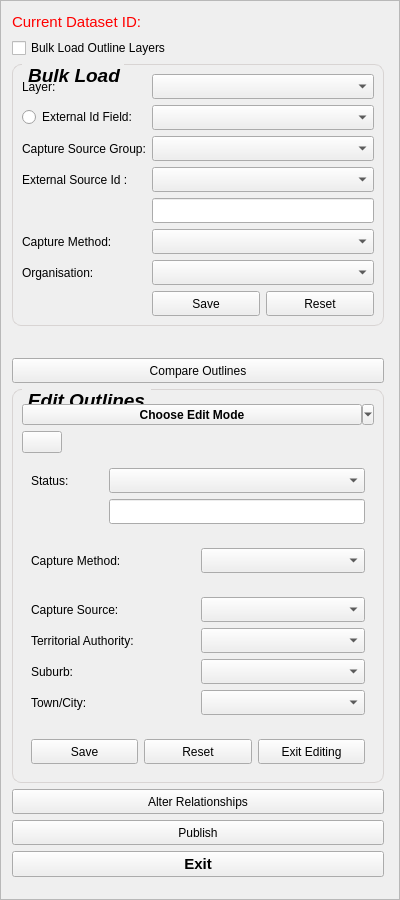
linz/nz-buildings, file buildings/gui/bulk_load.ui: the form before one commit.
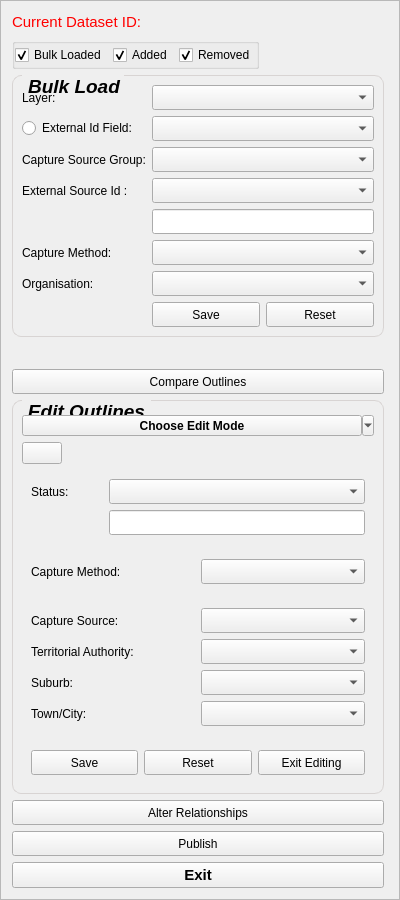
The form after the commit. Custom widgets are drawn as their Qt base class.

Commit message:
bulk load category checkboxes
allow user to turn on and off categories of the bulk loaded layer

Patch:
```diff
--- a/buildings/gui/bulk_load.ui
+++ b/buildings/gui/bulk_load.ui
@@ -79,7 +79,7 @@
         <x>0</x>
         <y>0</y>
         <width>377</width>
-        <height>971</height>
+        <height>989</height>
        </rect>
       </property>
       <property name="sizePolicy">
@@ -133,10 +133,69 @@
         </layout>
        </item>
        <item>
-        <widget class="QCheckBox" name="cb_bulk_load">
-         <property name="text">
-          <string>Bulk Load Outline Layers</string>
+        <widget class="QGroupBox" name="grpb_layers">
+         <property name="enabled">
+          <bool>true</bool>
          </property>
+         <property name="sizePolicy">
+          <sizepolicy hsizetype="Fixed" vsizetype="Fixed">
+           <horstretch>0</horstretch>
+           <verstretch>0</verstretch>
+          </sizepolicy>
+         </property>
+         <property name="maximumSize">
+          <size>
+           <width>16777215</width>
+           <height>50</height>
+          </size>
+         </property>
+         <property name="autoFillBackground">
+          <bool>false</bool>
+         </property>
+         <property name="title">
+          <string/>
+         </property>
+         <property name="alignment">
+          <set>Qt::AlignBottom|Qt::AlignRight|Qt::AlignTrailing</set>
+         </property>
+         <layout class="QHBoxLayout" name="horizontalLayout_3">
+          <property name="spacing">
+           <number>6</number>
+          </property>
+          <property name="margin">
+           <number>0</number>
+          </property>
+          <item>
+           <widget class="QCheckBox" name="cb_bulk_load">
+            <property name="text">
+             <string>Bulk Loaded</string>
+            </property>
+            <property name="checked">
+             <bool>true</bool>
+            </property>
+           </widget>
+          </item>
+          <item>
+           <widget class="QCheckBox" name="cb_added">
+            <property name="text">
+             <string>Added</string>
+            </property>
+            <property name="checked">
+             <bool>true</bool>
+            </property>
+           </widget>
+          </item>
+          <item>
+           <widget class="QCheckBox" name="cb_removed">
+            <property name="text">
+             <string>Removed</string>
+            </property>
+            <property name="checked">
+             <bool>true</bool>
+            </property>
+           </widget>
+          </item>
+         </layout>
         </widget>
        </item>
        <item>
@@ -179,144 +238,7 @@
           <bool>false</bool>
          </property>
          <layout class="QGridLayout" name="gridLayout_3">
-          <item row="0" column="1">
-           <widget class="QgsMapLayerComboBox" name="ml_outlines_layer">
-            <property name="minimumSize">
-             <size>
-              <width>0</width>
-              <height>25</height>
-             </size>
-            </property>
-            <property name="maximumSize">
-             <size>
-              <width>245</width>
-              <height>16777215</height>
-             </size>
-            </property>
-           </widget>
-          </item>
-          <item row="10" column="0">
-           <widget class="QLabel" name="lb_capture_method">
-            <property name="text">
-             <string>Capture Method:</string>
-            </property>
-           </widget>
-          </item>
-          <item row="4" column="1">
-           <widget class="QComboBox" name="cmb_external_id">
-            <property name="minimumSize">
-             <size>
-              <width>0</width>
-              <height>25</height>
-             </size>
-            </property>
-            <property name="maximumSize">
-             <size>
-              <width>245</width>
-              <height>16777215</height>
-             </size>
-            </property>
-           </widget>
-          </item>
-          <item row="4" column="0">
-           <widget class="QLabel" name="lb_external_id_2">
-            <property name="text">
-             <string>External Source Id :</string>
-            </property>
-           </widget>
-          </item>
-          <item row="11" column="0">
-           <widget class="QLabel" name="lb_organisation">
-            <property name="text">
-             <string>Organisation:</string>
-            </property>
-           </widget>
-          </item>
-          <item row="3" column="0">
-           <widget class="QLabel" name="lb_capture_src_grp">
-            <property name="text">
-             <string>Capture Source Group:</string>
-            </property>
-           </widget>
-          </item>
-          <item row="3" column="1">
-           <widget class="QComboBox" name="cmb_capture_src_grp">
-            <property name="sizePolicy">
-             <sizepolicy hsizetype="Preferred" vsizetype="Fixed">
-              <horstretch>0</horstretch>
-              <verstretch>0</verstretch>
-             </sizepolicy>
-            </property>
-            <property name="minimumSize">
-             <size>
-              <width>0</width>
-              <height>25</height>
-             </size>
-            </property>
-            <property name="maximumSize">
-             <size>
-              <width>245</width>
-              <height>16777215</height>
-             </size>
-            </property>
-           </widget>
-          </item>
-          <item row="10" column="1">
-           <widget class="QComboBox" name="cmb_capture_method">
-            <property name="minimumSize">
-             <size>
-              <width>0</width>
-              <height>25</height>
-             </size>
-            </property>
-            <property name="maximumSize">
-             <size>
-              <width>245</width>
-              <height>16777215</height>
-             </size>
-            </property>
-           </widget>
-          </item>
-          <item row="11" column="1">
-           <widget class="QComboBox" name="cmb_organisation">
-            <property name="minimumSize">
-             <size>
-              <width>0</width>
-              <height>25</height>
-             </size>
-            </property>
-            <property name="maximumSize">
-             <size>
-              <width>245</width>
-              <height>16777215</height>
-             </size>
-            </property>
-           </widget>
-          </item>
-          <item row="5" column="1">
-           <widget class="QLineEdit" name="le_data_description">
-            <property name="minimumSize">
-             <size>
-              <width>0</width>
-              <height>25</height>
-             </size>
-            </property>
-            <property name="maximumSize">
-             <size>
-              <width>245</width>
-              <height>16777215</height>
-             </size>
-            </property>
-           </widget>
-          </item>
-          <item row="2" column="0">
-           <widget class="QRadioButton" name="rad_external_id">
-            <property name="text">
-             <string>External Id Field:</string>
-            </property>
-           </widget>
-          </item>
-          <item row="15" column="1">
+          <item row="16" column="1">
            <layout class="QHBoxLayout" name="hzly_1">
             <item>
              <widget class="QPushButton" name="btn_bl_save">
@@ -364,14 +286,96 @@
             </item>
            </layout>
           </item>
-          <item row="0" column="0">
+          <item row="12" column="1">
+           <widget class="QComboBox" name="cmb_organisation">
+            <property name="minimumSize">
+             <size>
+              <width>0</width>
+              <height>25</height>
+             </size>
+            </property>
+            <property name="maximumSize">
+             <size>
+              <width>245</width>
+              <height>16777215</height>
+             </size>
+            </property>
+           </widget>
+          </item>
+          <item row="12" column="0">
+           <widget class="QLabel" name="lb_organisation">
+            <property name="text">
+             <string>Organisation:</string>
+            </property>
+           </widget>
+          </item>
+          <item row="4" column="1">
+           <widget class="QComboBox" name="cmb_capture_src_grp">
+            <property name="sizePolicy">
+             <sizepolicy hsizetype="Preferred" vsizetype="Fixed">
+              <horstretch>0</horstretch>
+              <verstretch>0</verstretch>
+             </sizepolicy>
+            </property>
+            <property name="minimumSize">
+             <size>
+              <width>0</width>
+              <height>25</height>
+             </size>
+            </property>
+            <property name="maximumSize">
+             <size>
+              <width>245</width>
+              <height>16777215</height>
+             </size>
+            </property>
+           </widget>
+          </item>
+          <item row="3" column="0">
+           <widget class="QRadioButton" name="rad_external_id">
+            <property name="text">
+             <string>External Id Field:</string>
+            </property>
+           </widget>
+          </item>
+          <item row="1" column="0">
            <widget class="QLabel" name="lb_outlines">
             <property name="text">
              <string>Layer:</string>
             </property>
            </widget>
           </item>
-          <item row="2" column="1">
+          <item row="1" column="1">
+           <widget class="QgsMapLayerComboBox" name="ml_outlines_layer">
+            <property name="minimumSize">
+             <size>
+              <width>0</width>
+              <height>25</height>
+             </size>
+            </property>
+            <property name="maximumSize">
+             <size>
+              <width>245</width>
+              <height>16777215</height>
+             </size>
+            </property>
+           </widget>
+          </item>
+          <item row="4" column="0">
+           <widget class="QLabel" name="lb_capture_src_grp">
+            <property name="text">
+             <string>Capture Source Group:</string>
+            </property>
+           </widget>
+          </item>
+          <item row="11" column="0">
+           <widget class="QLabel" name="lb_capture_method">
+            <property name="text">
+             <string>Capture Method:</string>
+            </property>
+           </widget>
+          </item>
+          <item row="3" column="1">
            <widget class="QgsFieldComboBox" name="fcb_external_id">
             <property name="minimumSize">
              <size>
@@ -387,6 +391,61 @@
             </property>
            </widget>
           </item>
+          <item row="6" column="1">
+           <widget class="QLineEdit" name="le_data_description">
+            <property name="minimumSize">
+             <size>
+              <width>0</width>
+              <height>25</height>
+             </size>
+            </property>
+            <property name="maximumSize">
+             <size>
+              <width>245</width>
+              <height>16777215</height>
+             </size>
+            </property>
+           </widget>
+          </item>
+          <item row="11" column="1">
+           <widget class="QComboBox" name="cmb_capture_method">
+            <property name="minimumSize">
+             <size>
+              <width>0</width>
+              <height>25</height>
+             </size>
+            </property>
+            <property name="maximumSize">
+             <size>
+              <width>245</width>
+              <height>16777215</height>
+             </size>
+            </property>
+           </widget>
+          </item>
+          <item row="5" column="0">
+           <widget class="QLabel" name="lb_external_id_2">
+            <property name="text">
+             <string>External Source Id :</string>
+            </property>
+           </widget>
+          </item>
+          <item row="5" column="1">
+           <widget class="QComboBox" name="cmb_external_id">
+            <property name="minimumSize">
+             <size>
+              <width>0</width>
+              <height>25</height>
+             </size>
+            </property>
+            <property name="maximumSize">
+             <size>
+              <width>245</width>
+              <height>16777215</height>
+             </size>
+            </property>
+           </widget>
+          </item>
          </layout>
         </widget>
        </item>
```
Left out of the diff: 4 changed lines with no effect on the pictures. The commit also changes 1 other file.
